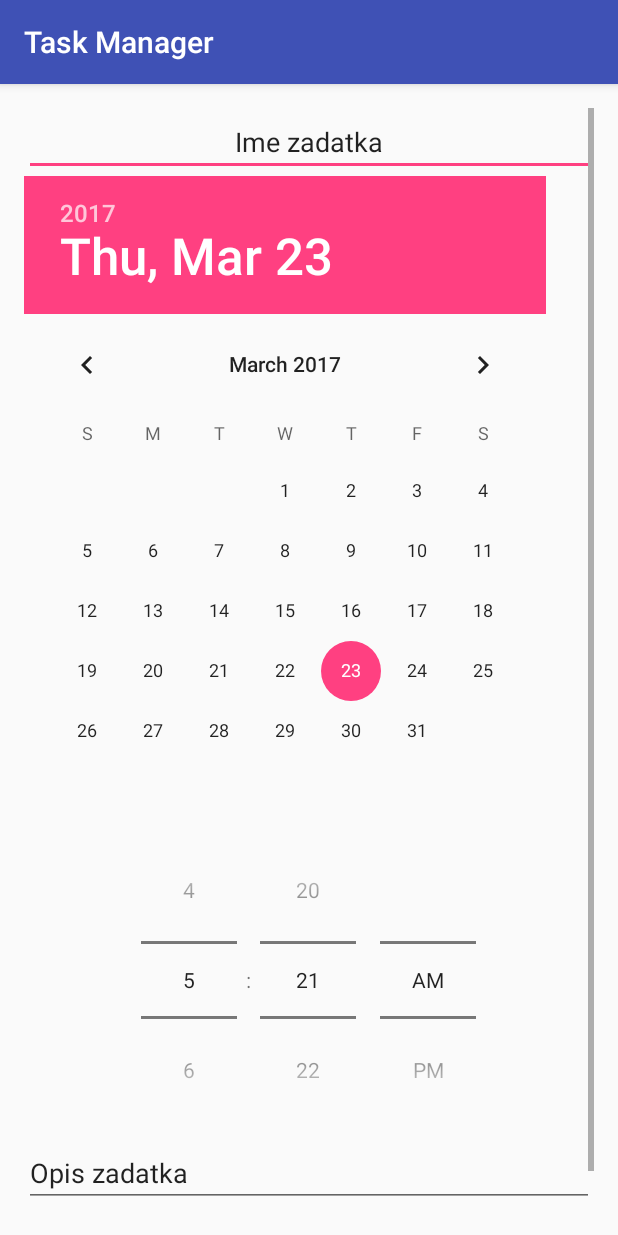
After one commit to acorovic/TaskManager, an Android app: the newTaskActivity screen opened directly, with no data from a screen before it, on a phone screen of 412 x 824 dp. The commit adds this screen. Run offline under Robolectric (Android 15) with nearby library versions, the phone set to English and light mode, and no system bars.

```diff
--- a/TaskManager/app/src/main/AndroidManifest.xml
+++ b/TaskManager/app/src/main/AndroidManifest.xml
@@ -15,6 +15,8 @@
                 <category android:name="android.intent.category.LAUNCHER" />
             </intent-filter>
         </activity>
+        <activity android:name=".statisticActivity" />
+        <activity android:name=".newTaskActivity"></activity>
     </application>
 
 </manifest>
--- /dev/null
+++ b/TaskManager/app/src/main/java/rtrtk/pnrs1/ra54_2014/newTaskActivity.java
@@ -0,0 +1,13 @@
+package rtrtk.pnrs1.ra54_2014;
+
+import android.support.v7.app.AppCompatActivity;
+import android.os.Bundle;
+
+public class newTaskActivity extends AppCompatActivity {
+
+    @Override
+    protected void onCreate(Bundle savedInstanceState) {
+        super.onCreate(savedInstanceState);
+        setContentView(R.layout.activity_new_task);
+    }
+}
--- /dev/null
+++ b/TaskManager/app/src/main/res/layout/activity_new_task.xml
@@ -0,0 +1,49 @@
+<?xml version="1.0" encoding="utf-8"?>
+<RelativeLayout xmlns:android="http://schemas.android.com/apk/res/android"
+    xmlns:tools="http://schemas.android.com/tools"
+    android:id="@+id/activity_new_task"
+    android:layout_width="match_parent"
+    android:layout_height="match_parent"
+    android:paddingBottom="@dimen/activity_vertical_margin"
+    android:paddingLeft="@dimen/activity_horizontal_margin"
+    android:paddingRight="@dimen/activity_horizontal_margin"
+    android:paddingTop="@dimen/activity_vertical_margin"
+    tools:context="rtrtk.pnrs1.ra54_2014.newTaskActivity">
+    <ScrollView
+        android:layout_width="match_parent"
+        android:layout_height="match_parent">
+        <LinearLayout
+            android:layout_width="match_parent"
+            android:layout_height="wrap_content"
+            android:orientation="vertical">
+            <EditText
+                android:layout_width="match_parent"
+                android:layout_height="wrap_content"
+                android:text="@string/editTaskName"
+                android:textAlignment="center"/>
+            <DatePicker
+                android:layout_width="match_parent"
+                android:layout_height="wrap_content"
+
+                >
+            </DatePicker>
+            <TimePicker
+                android:layout_width="match_parent"
+                android:layout_height="wrap_content"
+                android:timePickerMode="spinner">
+            </TimePicker>
+            <EditText
+                android:layout_width="match_parent"
+                android:layout_height="wrap_content"
+                android:text="@string/editTaskDescription"
+                android:inputType="textMultiLine"/>
+            <CheckBox
+                android:layout_width="match_parent"
+                android:layout_height="wrap_content"
+                android:text="@string/checkboxReminder"/>
+
+        </LinearLayout>
+
+    </ScrollView>
+
+</RelativeLayout>
--- a/TaskManager/app/src/main/res/values/strings.xml
+++ b/TaskManager/app/src/main/res/values/strings.xml
@@ -1,3 +1,8 @@
 <resources>
     <string name="app_name">Task Manager</string>
+    <string name="statisticButton">Statistika</string>
+    <string name="newTaskButton">Novi zadatak</string>
+    <string name="editTaskName">Ime zadatka</string>
+    <string name="editTaskDescription">Opis zadatka</string>
+    <string name="checkboxReminder">Podseti me 15 minuta pre isteka</string>
 </resources>
```
Also changed, not shown: TaskManager/app/src/main/java/rtrtk/pnrs1/ra54_2014/MainActivity.java (+20 -0 lines), TaskManager/app/src/main/java/rtrtk/pnrs1/ra54_2014/statisticActivity.java (added, +13 -0 lines), TaskManager/app/src/main/res/layout/activity_main.xml (+17 -3 lines), TaskManager/app/src/main/res/layout/activity_statistic.xml (added, +13 -0 lines), 1 other file.
